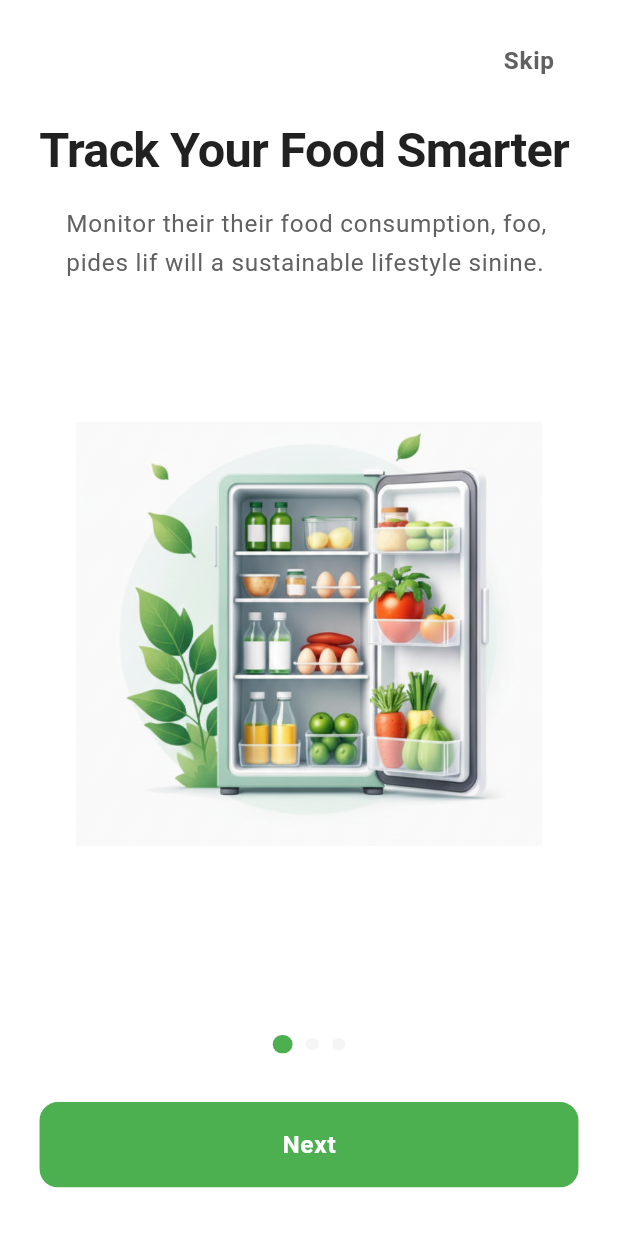
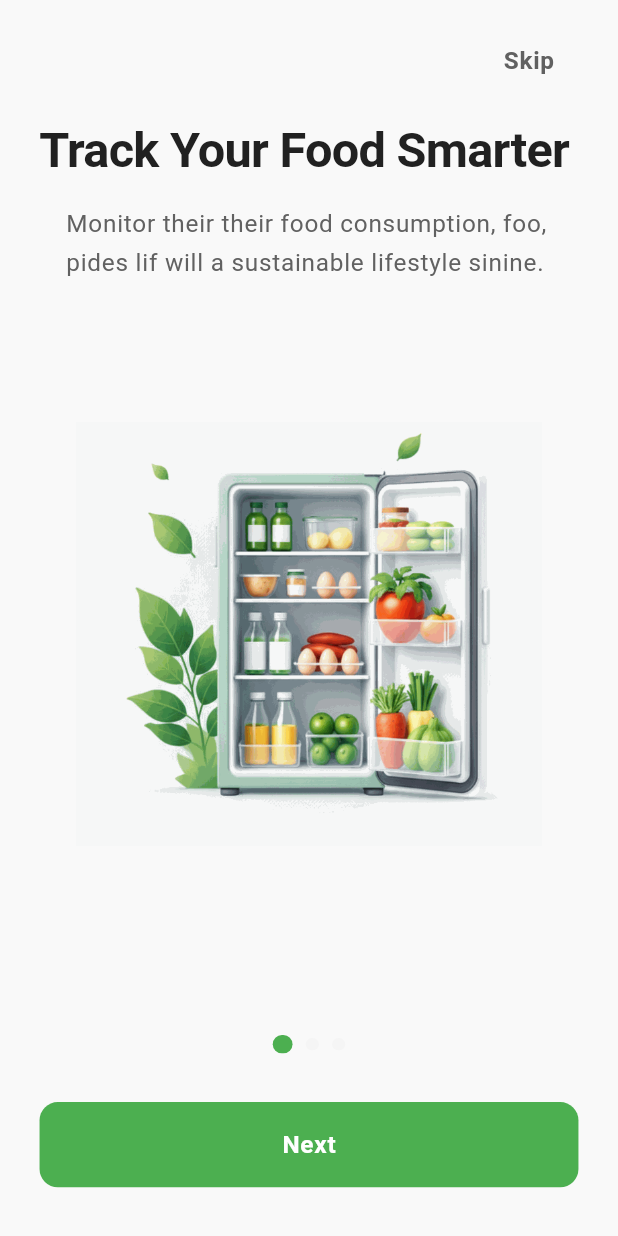
Before and after one commit to azizur-rahaman/Team_Nexora, a Flutter app: the screen it shows after launch, on a phone screen of 412 x 824 dp. Run offline on Flutter 3.47's test engine with Material 3 defaults, Android fonts, the phone set to English and light mode, and no system bars; our stand-ins replace dartz, equatable, flutter_bloc, flutter_screenutil, get_it, internet_connection_checker and 1 more.

Commit message:
feat: update onboarding content and add fridge animation

```diff
--- a/front-end/app-front-end/lib/core/constants/app_constants.dart
+++ b/front-end/app-front-end/lib/core/constants/app_constants.dart
@@ -5,7 +5,7 @@ class AppConstants {
   static const String appLogoImageWhite = 'assets/brand-logo.png';
 
   // Onboarding Images
-  static const String onboarding1Image = 'assets/images/onboarding/onboarding_1.png';
+  static const String onboarding1Image = 'assets/images/onboarding/fridge_animation.gif';
   static const String onboarding2Image = 'assets/images/onboarding/onboarding_2.png';
   static const String onboarding3Image = 'assets/images/onboarding/onboarding_3.png';
 
--- a/front-end/app-front-end/lib/features/onboarding/presentation/pages/onboarding_page.dart
+++ b/front-end/app-front-end/lib/features/onboarding/presentation/pages/onboarding_page.dart
@@ -73,7 +73,7 @@ class _OnboardingPageState extends State<OnboardingPage> {
     return BlocProvider(
       create: (context) => OnboardingBloc(),
       child: Scaffold(
-        backgroundColor: AppColors.neutralWhite,
+        backgroundColor: Color(0xFFF9F9F9),
         body: SafeArea(
           child: BlocConsumer<OnboardingBloc, OnboardingState>(
             listener: (context, state) {
```
Also changed, not shown: front-end/app-front-end/assets/images/onboarding/fridge_animation.gif (added).
